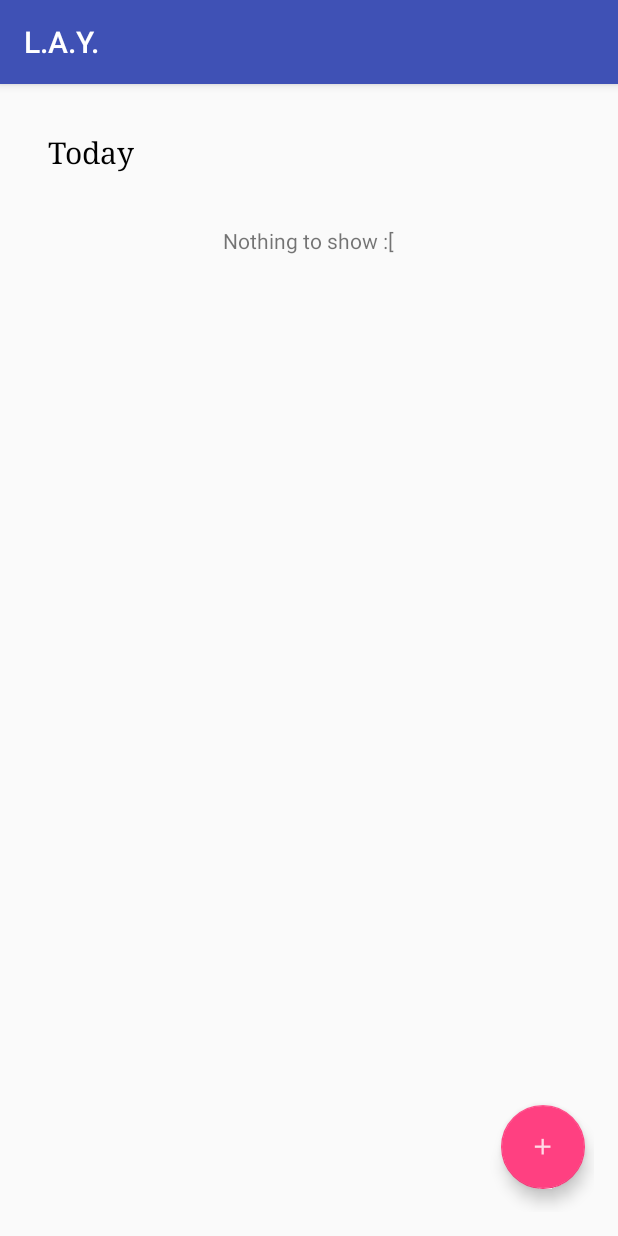
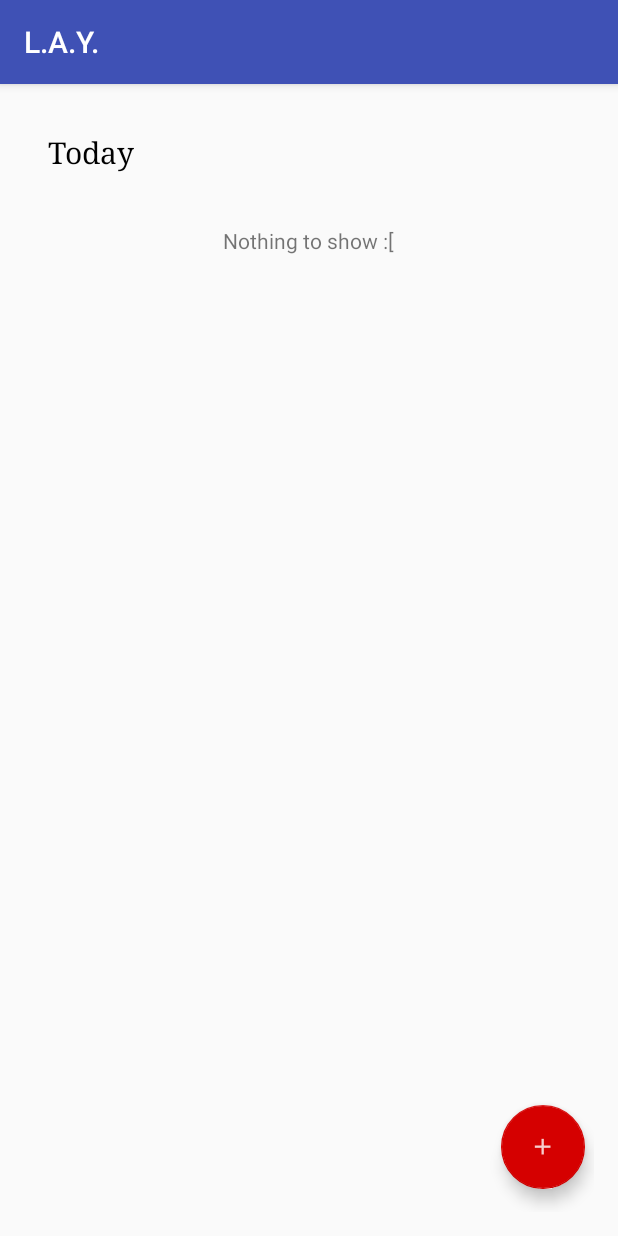
Before and after one commit to florentphilippe/LAY, an Android app: the screen it shows after launch (MainActivity), on a phone screen of 412 x 824 dp. Run offline under Robolectric (Android 15) with nearby library versions, the phone set to English and light mode, and no system bars.

Commit message:
Updating colors and FAB OnClickListener

```diff
--- a/app/src/main/java/fr/florentphilippe/lay/MainActivity.java
+++ b/app/src/main/java/fr/florentphilippe/lay/MainActivity.java
@@ -1,5 +1,6 @@
 package fr.florentphilippe.lay;
 
+import android.content.Intent;
 import android.support.design.widget.FloatingActionButton;
 import android.support.v7.app.AppCompatActivity;
 import android.os.Bundle;
@@ -21,7 +22,8 @@ public class MainActivity extends AppCompatActivity {
                 public void onClick(View v){
 
                     //Setting the new activity
-                    setContentView(R.layout.activity_new_drug);
+                    Intent i = new Intent (getApplicationContext(),NewDrug.class);
+                    startActivity(i);
                 }
             }
         );
--- a/app/src/main/java/fr/florentphilippe/lay/NewDrug.java
+++ b/app/src/main/java/fr/florentphilippe/lay/NewDrug.java
@@ -10,4 +10,5 @@ public class NewDrug extends AppCompatActivity {
         super.onCreate(savedInstanceState);
         setContentView(R.layout.activity_new_drug);
     }
+
 }
--- a/app/src/main/res/layout/activity_main.xml
+++ b/app/src/main/res/layout/activity_main.xml
@@ -34,7 +34,6 @@
         android:id="@+id/new_drug_button"
         android:layout_height="wrap_content"
         android:layout_width="wrap_content"
-        android:background="#ff0000"
         android:src="@drawable/ic_add_medic"
         android:clickable="true"
         android:padding="@dimen/activity_horizontal_margin"
--- a/app/src/main/res/values/colors.xml
+++ b/app/src/main/res/values/colors.xml
@@ -2,5 +2,5 @@
 <resources>
     <color name="colorPrimary">#3F51B5</color>
     <color name="colorPrimaryDark">#303F9F</color>
-    <color name="colorAccent">#FF4081</color>
+    <color name="colorAccent">#d50000</color>
 </resources>
```
